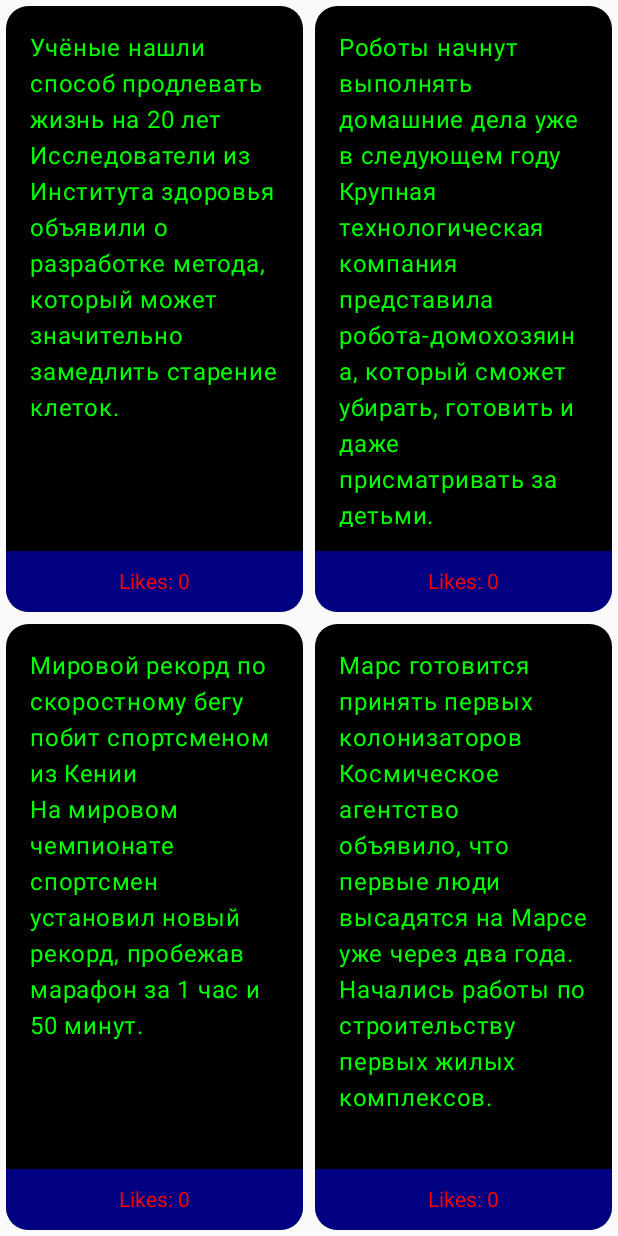
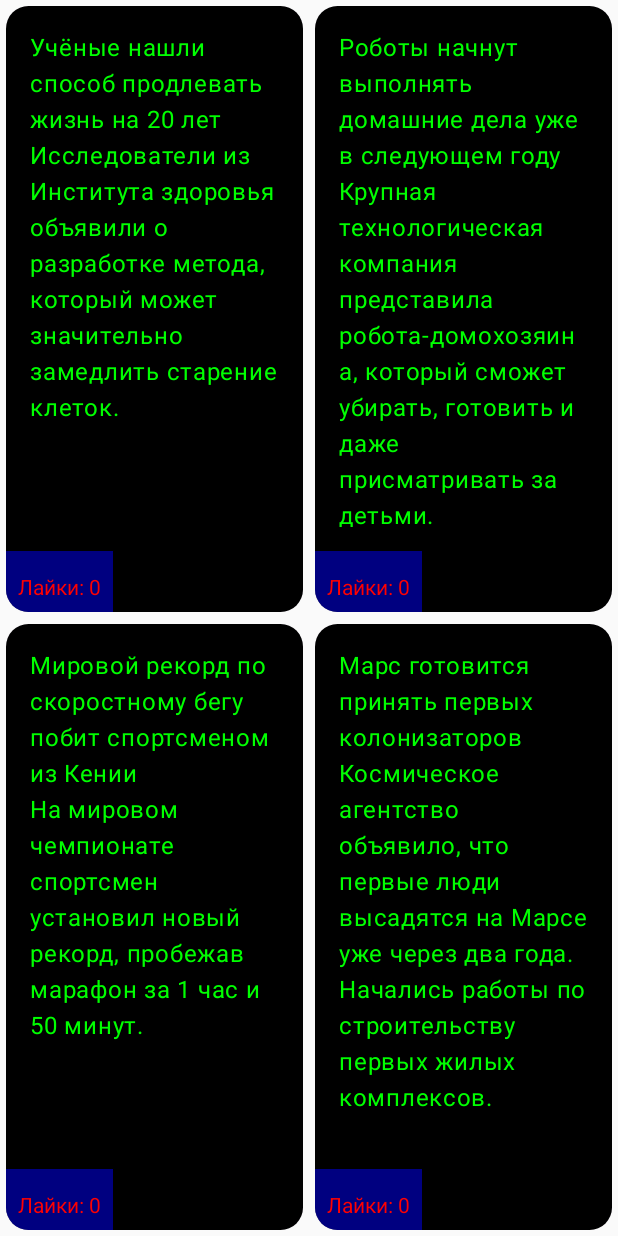
Before and after one commit to BurakovDanil/Programming_mobile_devices_lab1, an Android app built with Jetpack Compose: the screen it shows after launch (MainActivity), on a phone screen of 412 x 824 dp. Run offline under Robolectric (Android 15) with nearby library versions, the phone set to English and light mode, and no system bars.

Commit message:
redesigned button of likes

```diff
--- a/app/src/main/java/com/example/myapplication/MainActivity.kt
+++ b/app/src/main/java/com/example/myapplication/MainActivity.kt
@@ -139,11 +139,10 @@ private fun Advertisement(modifier: Modifier = Modifier, advertisement: Advertis
                         .weight(1f)
                         .background(Color.Blue.copy(alpha = 0.5f))
                         .clickable { onLike(advertisement) }
-                        .padding(8.dp)
-                        .fillMaxWidth(),
-                    contentAlignment = Alignment.Center
+                        .padding(8.dp),
+                    contentAlignment = Alignment.BottomCenter
                 ){
-                    Text(text = "Likes: ${advertisement.likes}", color = Color.Red)
+                    Text(text = "Лайки: ${advertisement.likes}", color = Color.Red)
                 }
             }
         }
```
